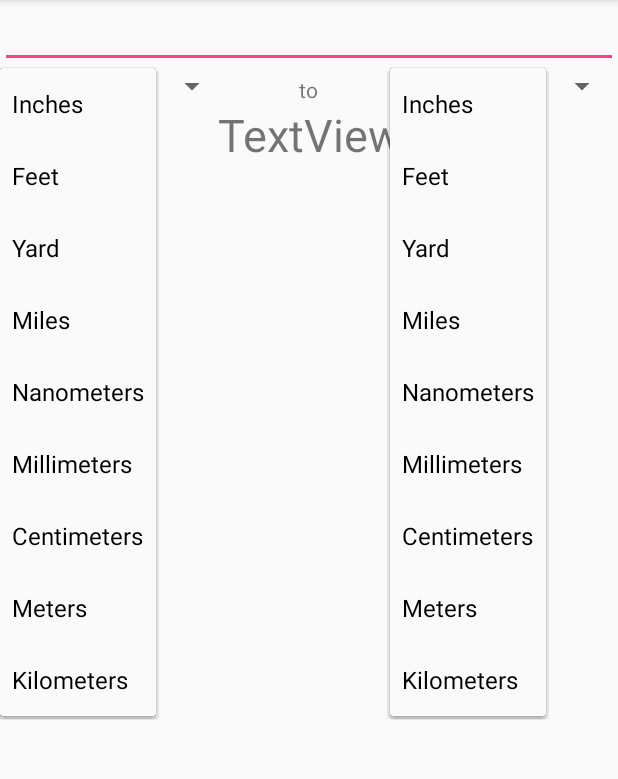
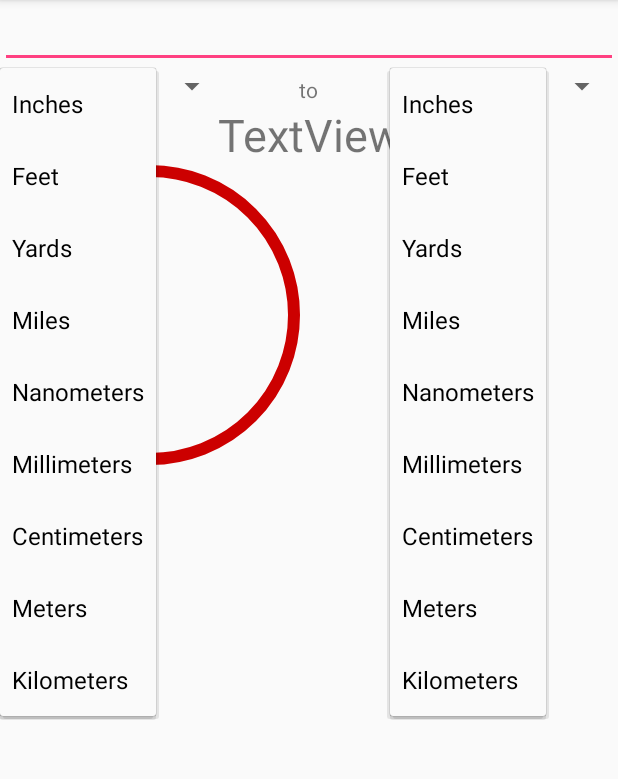
Before and after one commit to gkgkgkgk/AndroidVisualMetricsConverter, an Android app: the screen it shows after launch (MainActivity), after a tap on "Distance", on a phone screen of 412 x 824 dp, the part 84-863 px from its top. Run offline under Robolectric (Android 15) with nearby library versions, the phone set to English and light mode, and no system bars; 3 other taps on this screen came first.

```diff
--- a/app/src/main/java/com/example/gavri/metricsconverter/MainActivity.java
+++ b/app/src/main/java/com/example/gavri/metricsconverter/MainActivity.java
@@ -1,5 +1,8 @@
 package com.example.gavri.metricsconverter;
 
+import android.graphics.drawable.Animatable;
+import android.graphics.drawable.Drawable;
+import android.media.Image;
 import android.os.Bundle;
 import android.support.design.widget.FloatingActionButton;
 import android.support.design.widget.Snackbar;
@@ -17,6 +20,7 @@ import android.view.inputmethod.EditorInfo;
 import android.widget.AdapterView;
 import android.widget.ArrayAdapter;
 import android.widget.EditText;
+import android.widget.ImageView;
 import android.widget.Spinner;
 import android.widget.TextView;
 
@@ -30,12 +34,17 @@ public class MainActivity extends AppCompatActivity
 
     String currentUnit;
 
+    ImageView animation;
+
     @Override
     protected void onCreate(Bundle savedInstanceState) {
         super.onCreate(savedInstanceState);
         setContentView(R.layout.activity_main);
         Toolbar toolbar = (Toolbar) findViewById(R.id.toolbar);
         setSupportActionBar(toolbar);
+
+        animation = (ImageView) findViewById(R.id.animationImage);
+        setUpAnimation();
 
         addSpinnerListeners();
 
@@ -590,4 +599,18 @@ public class MainActivity extends AppCompatActivity
 
         answer.setText(rightNumber + "", TextView.BufferType.EDITABLE);
     }
+
+    public void setUpAnimation(){
+        System.out.println("Setting up animation");
+        Drawable d = animation.getDrawable();
+        if (d instanceof Animatable) {
+            ((Animatable) d).start();
+        }
+        else{
+            System.out.println("Not Drawing");
+        }
+
+    }
+
+
 }
--- /dev/null
+++ b/app/src/main/res/drawable/clock.xml
@@ -0,0 +1,36 @@
+<vector
+    xmlns:android="http://schemas.android.com/apk/res/android"
+    android:height="200dp"
+    android:width="200dp"
+    android:viewportHeight="100"
+    android:viewportWidth="100" >
+    <group
+        android:name="minutes"
+        android:pivotX="50"
+        android:pivotY="50"
+        android:rotation="0">
+        <path
+            android:strokeColor="@android:color/holo_green_dark"
+            android:strokeWidth="4"
+            android:strokeLineCap="round"
+            android:pathData="M 50,50 L 50,12"/>
+    </group>
+    <group
+        android:name="hours"
+        android:pivotX="50"
+        android:pivotY="50"
+        android:rotation="0">
+        <path
+            android:strokeColor="@android:color/holo_blue_dark"
+            android:strokeWidth="4"
+            android:strokeLineCap="round"
+            android:pathData="M 50,50 L 24,50"/>
+    </group>
+    <path
+        android:strokeColor="@android:color/holo_red_dark"
+        android:strokeWidth="4"
+        android:pathData=" M 50,50
+    m -48,0
+    a 48,48 0 1,0 96,0
+    a 48,48 0 1,0 -96,0"/>
+</vector>
--- a/app/src/main/res/layout/content_main.xml
+++ b/app/src/main/res/layout/content_main.xml
@@ -65,8 +65,12 @@
         <FrameLayout
             android:layout_width="match_parent"
             android:layout_height="match_parent"
-            android:layout_below="@+id/textView3">
-
+            android:layout_below="@+id/answer">
+            <ImageView
+                android:layout_width="wrap_content"
+                android:layout_height="wrap_content"
+                android:id="@+id/animationImage"
+                android:src = "@drawable/clock"/>
         </FrameLayout>
     </RelativeLayout>
 
--- a/app/src/main/res/values/strings.xml
+++ b/app/src/main/res/values/strings.xml
@@ -19,7 +19,7 @@
     <string-array name="distance">
         <item>Inches</item>
         <item>Feet</item>
-        <item>Yard</item>
+        <item>Yards</item>
         <item>Miles</item>
         <item>Nanometers</item>
         <item>Millimeters</item>
```
Also changed, not shown: app/src/main/res/animator/first_rotation.xml (added, +8 -0 lines), app/src/main/res/animator/second_rotation.xml (added, +9 -0 lines), app/src/main/res/drawable/clock_animation.xml (added, +17 -0 lines), 1 other file.
